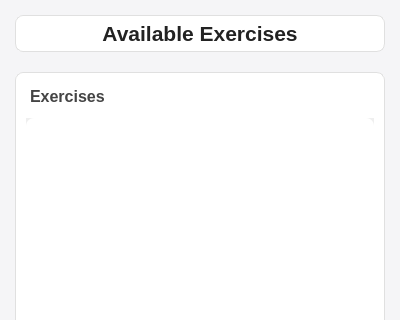
Above: UI_folder/afficher_exercice_valide.ui from Felixcegep/tracker2perf before the change; both pictures show x 0 to 400 and y 0 to 320 of the 400 by 550 pixel window. Below: the same form after it.
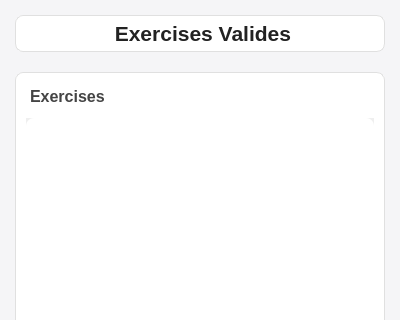
That is the form after the change.

```diff
--- a/UI_folder/afficher_exercice_valide.ui
+++ b/UI_folder/afficher_exercice_valide.ui
@@ -164,7 +164,7 @@
    <item>
     <widget class="QLabel" name="headerLabel">
      <property name="text">
-      <string>Available Exercises</string>
+      <string> Exercises Valides</string>
      </property>
      <property name="alignment">
       <set>Qt::AlignmentFlag::AlignCenter</set>
```
